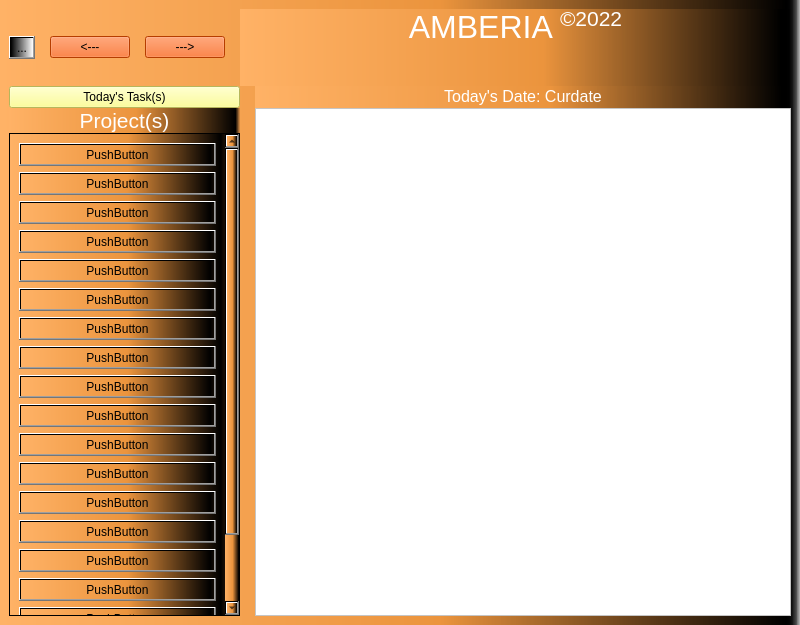
The window that Codebase/GUI/UI Files/MainWindow.ui (Mulukulum/Amberia) describes before a commit, drawn with Qt 5.
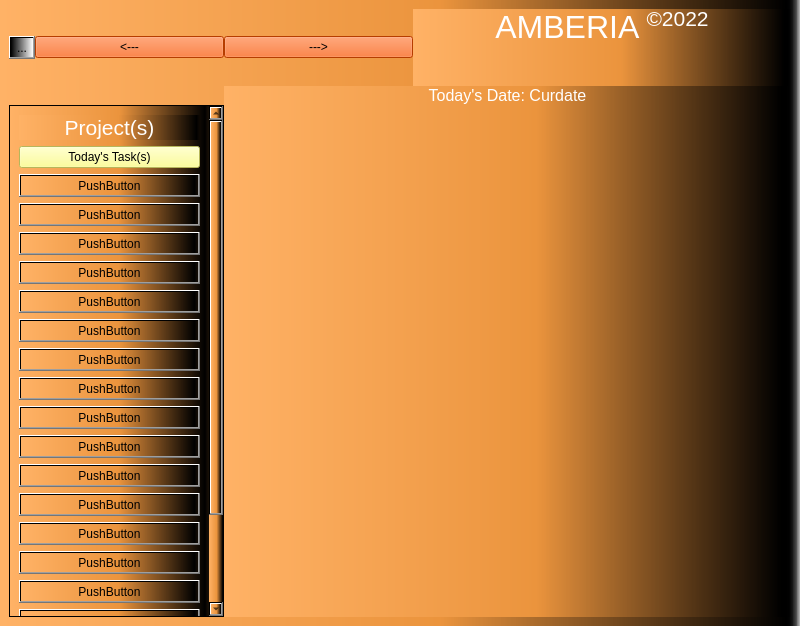
The same window after the commit.

Patch:
```diff
--- a/Codebase/GUI/UI Files/MainWindow.ui
+++ b/Codebase/GUI/UI Files/MainWindow.ui
@@ -7,7 +7,7 @@
     <x>0</x>
     <y>0</y>
     <width>800</width>
-    <height>625</height>
+    <height>626</height>
    </rect>
   </property>
   <property name="minimumSize">
@@ -26,30 +26,27 @@
    <layout class="QGridLayout" name="gridLayout_2">
     <item row="0" column="0">
      <layout class="QGridLayout" name="gridLayout">
-      <property name="horizontalSpacing">
-       <number>15</number>
-      </property>
-      <property name="verticalSpacing">
+      <property name="spacing">
        <number>0</number>
       </property>
-      <item row="2" column="4" rowspan="2">
-       <widget class="QScrollArea" name="TodayTasksScrollArea">
-        <property name="styleSheet">
-         <string notr="true">background: rgb(255, 255, 255)</string>
-        </property>
-        <property name="widgetResizable">
+      <item row="3" column="2" rowspan="2" colspan="3">
+       <widget class="QFrame" name="WidgetFrame">
+        <property name="enabled">
          <bool>true</bool>
         </property>
-        <widget class="QWidget" name="scrollAreaWidgetContents_2">
-         <property name="geometry">
-          <rect>
-           <x>0</x>
-           <y>0</y>
-           <width>540</width>
-           <height>503</height>
-          </rect>
-         </property>
-        </widget>
+        <property name="minimumSize">
+         <size>
+          <width>300</width>
+          <height>0</height>
+         </size>
+        </property>
+       </widget>
+      </item>
+      <item row="2" column="2" colspan="3">
+       <widget class="QLabel" name="date_label">
+        <property name="text">
+         <string>&lt;html&gt;&lt;head/&gt;&lt;body&gt;&lt;p align=&quot;center&quot;&gt;&lt;span style=&quot; font-size:12pt; color:#ffffff;&quot;&gt;Today's Date: Curdate&lt;/span&gt;&lt;/p&gt;&lt;/body&gt;&lt;/html&gt;</string>
+        </property>
        </widget>
       </item>
       <item row="0" column="3" colspan="2">
@@ -59,16 +56,6 @@
         </property>
        </widget>
       </item>
-      <item row="1" column="0" colspan="4">
-       <widget class="QPushButton" name="tasks_today_button">
-        <property name="styleSheet">
-         <string notr="true">background: rgb(255, 255, 127)</string>
-        </property>
-        <property name="text">
-         <string>Today's Task(s)</string>
-        </property>
-       </widget>
-      </item>
       <item row="0" column="1">
        <widget class="QPushButton" name="left_button">
         <property name="styleSheet">
@@ -79,16 +66,6 @@
         </property>
        </widget>
       </item>
-      <item row="0" column="2">
-       <widget class="QPushButton" name="right_button">
-        <property name="styleSheet">
-         <string notr="true">background: rgb(255, 85, 0)</string>
-        </property>
-        <property name="text">
-         <string>---&gt;</string>
-        </property>
-       </widget>
-      </item>
       <item row="0" column="0">
        <widget class="QToolButton" name="settings_button">
         <property name="styleSheet">
@@ -99,21 +76,17 @@
         </property>
        </widget>
       </item>
-      <item row="1" column="4">
-       <widget class="QLabel" name="date_label">
-        <property name="text">
-         <string>&lt;html&gt;&lt;head/&gt;&lt;body&gt;&lt;p align=&quot;center&quot;&gt;&lt;span style=&quot; font-size:12pt; color:#ffffff;&quot;&gt;Today's Date: Curdate&lt;/span&gt;&lt;/p&gt;&lt;/body&gt;&lt;/html&gt;</string>
+      <item row="0" column="2">
+       <widget class="QPushButton" name="right_button">
+        <property name="styleSheet">
+         <string notr="true">background: rgb(255, 85, 0)</string>
         </property>
-       </widget>
-      </item>
-      <item row="2" column="0" colspan="4">
-       <widget class="QLabel" name="projects_label">
         <property name="text">
-         <string>&lt;html&gt;&lt;head/&gt;&lt;body&gt;&lt;p align=&quot;center&quot;&gt;&lt;span style=&quot; font-size:16pt; color:#ffffff;&quot;&gt;Project(s)&lt;/span&gt;&lt;/p&gt;&lt;/body&gt;&lt;/html&gt;</string>
+         <string>---&gt;</string>
         </property>
        </widget>
       </item>
-      <item row="3" column="0" colspan="4">
+      <item row="4" column="0" colspan="2">
        <widget class="QScrollArea" name="ProjectScrollArea">
         <property name="widgetResizable">
          <bool>true</bool>
@@ -123,144 +96,161 @@
           <rect>
            <x>0</x>
            <y>0</y>
-           <width>204</width>
-           <height>563</height>
+           <width>197</width>
+           <height>623</height>
           </rect>
          </property>
-         <layout class="QVBoxLayout" name="verticalLayout">
-          <item>
-           <widget class="QPushButton" name="pushButton_3">
-            <property name="text">
-             <string>PushButton</string>
-            </property>
-           </widget>
-          </item>
-          <item>
+         <layout class="QGridLayout" name="gridLayout_3">
+          <item row="6" column="0">
            <widget class="QPushButton" name="pushButton_7">
             <property name="text">
              <string>PushButton</string>
             </property>
            </widget>
           </item>
-          <item>
-           <widget class="QPushButton" name="pushButton_15">
-            <property name="text">
-             <string>PushButton</string>
-            </property>
-           </widget>
-          </item>
-          <item>
-           <widget class="QPushButton" name="pushButton_19">
-            <property name="text">
-             <string>PushButton</string>
-            </property>
-           </widget>
-          </item>
-          <item>
+          <item row="9" column="0">
            <widget class="QPushButton" name="pushButton_18">
             <property name="text">
              <string>PushButton</string>
             </property>
            </widget>
           </item>
-          <item>
-           <widget class="QPushButton" name="pushButton_17">
-            <property name="text">
-             <string>PushButton</string>
+          <item row="4" column="0">
+           <widget class="QPushButton" name="tasks_today_button">
+            <property name="styleSheet">
+             <string notr="true">background: rgb(255, 255, 127)</string>
             </property>
-           </widget>
-          </item>
-          <item>
-           <widget class="QPushButton" name="pushButton_16">
             <property name="text">
-             <string>PushButton</string>
+             <string>Today's Task(s)</string>
             </property>
            </widget>
           </item>
-          <item>
-           <widget class="QPushButton" name="pushButton_14">
-            <property name="text">
-             <string>PushButton</string>
-            </property>
-           </widget>
-          </item>
-          <item>
+          <item row="13" column="0">
            <widget class="QPushButton" name="pushButton_13">
             <property name="text">
              <string>PushButton</string>
             </property>
            </widget>
           </item>
-          <item>
-           <widget class="QPushButton" name="pushButton_12">
-            <property name="text">
-             <string>PushButton</string>
-            </property>
-           </widget>
-          </item>
-          <item>
-           <widget class="QPushButton" name="pushButton_11">
-            <property name="text">
-             <string>PushButton</string>
-            </property>
-           </widget>
-          </item>
-          <item>
-           <widget class="QPushButton" name="pushButton_10">
-            <property name="text">
-             <string>PushButton</string>
-            </property>
-           </widget>
-          </item>
-          <item>
+          <item row="17" column="0">
            <widget class="QPushButton" name="pushButton_9">
             <property name="text">
              <string>PushButton</string>
             </property>
            </widget>
           </item>
-          <item>
-           <widget class="QPushButton" name="pushButton_8">
+          <item row="16" column="0">
+           <widget class="QPushButton" name="pushButton_10">
             <property name="text">
              <string>PushButton</string>
             </property>
            </widget>
           </item>
-          <item>
-           <widget class="QPushButton" name="pushButton_6">
-            <property name="text">
-             <string>PushButton</string>
-            </property>
-           </widget>
-          </item>
-          <item>
-           <widget class="QPushButton" name="pushButton_5">
-            <property name="text">
-             <string>PushButton</string>
-            </property>
-           </widget>
-          </item>
-          <item>
+          <item row="21" column="0">
            <widget class="QPushButton" name="pushButton_4">
             <property name="text">
              <string>PushButton</string>
             </property>
            </widget>
           </item>
-          <item>
-           <widget class="QPushButton" name="pushButton">
+          <item row="12" column="0">
+           <widget class="QPushButton" name="pushButton_14">
             <property name="text">
              <string>PushButton</string>
             </property>
            </widget>
           </item>
-          <item>
+          <item row="23" column="0">
            <widget class="QPushButton" name="pushButton_2">
             <property name="text">
              <string>PushButton</string>
             </property>
            </widget>
           </item>
+          <item row="5" column="0">
+           <widget class="QPushButton" name="pushButton_19">
+            <property name="text">
+             <string>PushButton</string>
+            </property>
+           </widget>
+          </item>
+          <item row="14" column="0">
+           <widget class="QPushButton" name="pushButton_12">
+            <property name="text">
+             <string>PushButton</string>
+            </property>
+           </widget>
+          </item>
+          <item row="11" column="0">
+           <widget class="QPushButton" name="pushButton_16">
+            <property name="text">
+             <string>PushButton</string>
+            </property>
+           </widget>
+          </item>
+          <item row="19" column="0">
+           <widget class="QPushButton" name="pushButton_6">
+            <property name="text">
+             <string>PushButton</string>
+            </property>
+           </widget>
+          </item>
+          <item row="8" column="0">
+           <widget class="QPushButton" name="pushButton_15">
+            <property name="text">
+             <string>PushButton</string>
+            </property>
+           </widget>
+          </item>
+          <item row="22" column="0">
+           <widget class="QPushButton" name="pushButton">
+            <property name="text">
+             <string>PushButton</string>
+            </property>
+           </widget>
+          </item>
+          <item row="15" column="0">
+           <widget class="QPushButton" name="pushButton_11">
+            <property name="text">
+             <string>PushButton</string>
+            </property>
+           </widget>
+          </item>
+          <item row="20" column="0">
+           <widget class="QPushButton" name="pushButton_5">
+            <property name="text">
+             <string>PushButton</string>
+            </property>
+           </widget>
+          </item>
+          <item row="18" column="0">
+           <widget class="QPushButton" name="pushButton_8">
+            <property name="text">
+             <string>PushButton</string>
+            </property>
+           </widget>
+          </item>
+          <item row="10" column="0">
+           <widget class="QPushButton" name="pushButton_17">
+            <property name="text">
+             <string>PushButton</string>
+            </property>
+           </widget>
+          </item>
+          <item row="3" column="0">
+           <widget class="QLabel" name="projects_label">
+            <property name="text">
+             <string>&lt;html&gt;&lt;head/&gt;&lt;body&gt;&lt;p align=&quot;center&quot;&gt;&lt;span style=&quot; font-size:16pt; color:#ffffff;&quot;&gt;Project(s)&lt;/span&gt;&lt;/p&gt;&lt;/body&gt;&lt;/html&gt;</string>
+            </property>
+           </widget>
+          </item>
+          <item row="7" column="0">
+           <widget class="QPushButton" name="pushButton_3">
+            <property name="text">
+             <string>PushButton</string>
+            </property>
+           </widget>
+          </item>
          </layout>
         </widget>
        </widget>
```
